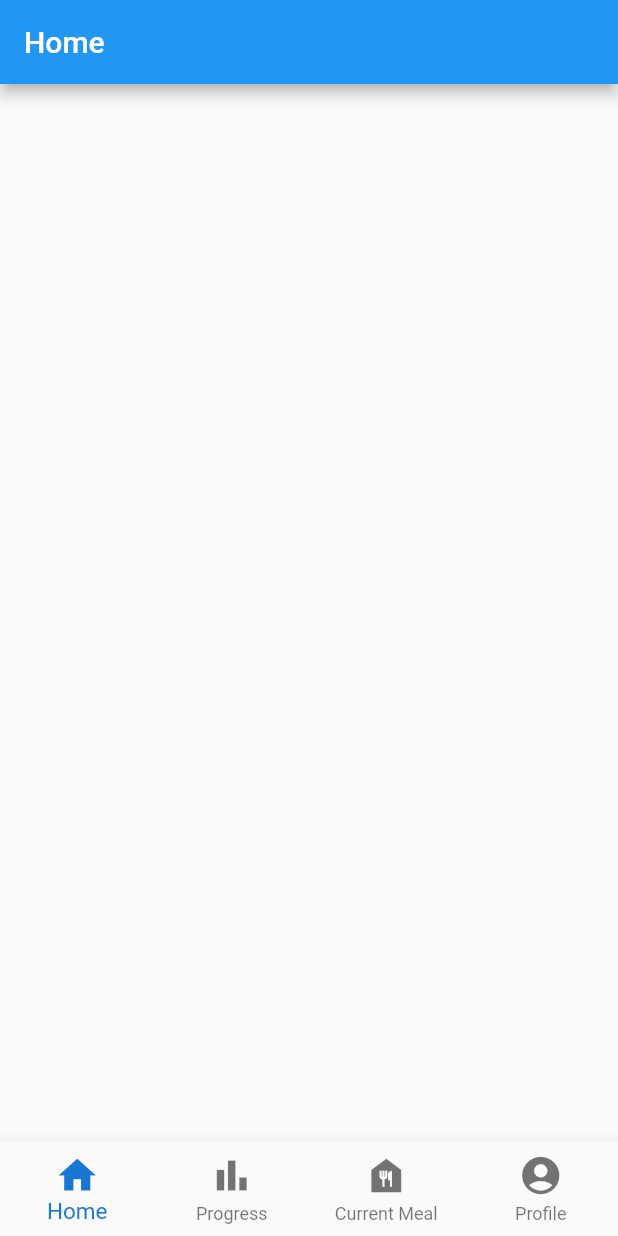
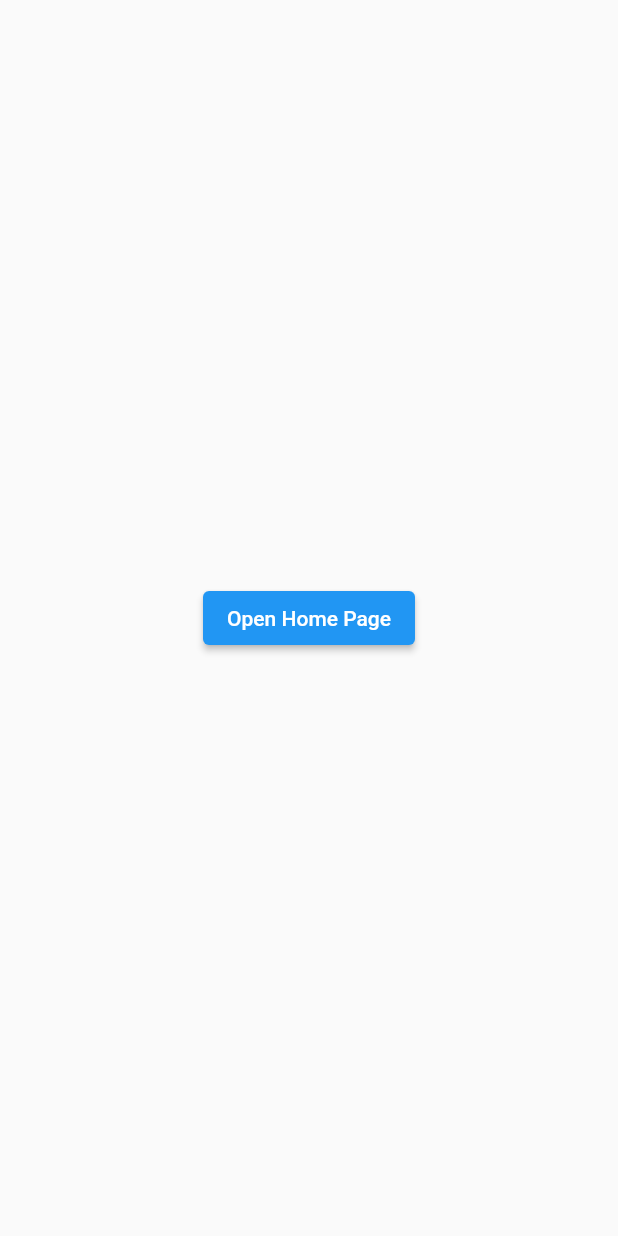
Before and after one commit to IndunilAravinda/IIT-SDGP---EatRight-FLutter-App, a Flutter app: the screen it shows after launch, on a phone screen of 412 x 824 dp. Run offline on Flutter 3.47's test engine with Material 2 defaults, Android fonts, the phone set to English and light mode, and no system bars.

Commit message:
Main bottombar attempt to move home page (failed)

```diff
--- a/lib/main.dart
+++ b/lib/main.dart
@@ -1,104 +1,29 @@
 import 'package:flutter/material.dart';
 import 'package:eatright/view/home.dart';
-import 'package:eatright/view/currentmeal.dart';
-import 'package:eatright/view/progress.dart';
-import 'package:eatright/view/userprofile.dart';
 
 void main() {
-  runApp(const MyApp());
+  runApp(const MaterialApp(
+    home: NavHomePage(),
+  ));
 }
 
-class MyApp extends StatelessWidget {
-  const MyApp({Key? key}) : super(key: key);
-
-  @override
-  Widget build(BuildContext context) {
-    return MaterialApp(
-      title: 'EatRight App',
-      theme: ThemeData(
-        primarySwatch: Colors.blue,
-      ),
-      home: const MyHomePage(title: 'EatRight'),
-    );
-  }
-}
-
-class MyHomePage extends StatefulWidget {
-  const MyHomePage({Key? key, required this.title}) : super(key: key);
-
-  final String title;
-
-  @override
-  State<MyHomePage> createState() => _MyHomePageState();
-}
-
-class _MyHomePageState extends State<MyHomePage> {
-  int _counter = 0;
-
-  // adding the current page index for the bottom nav bar
-  int _currentIndex = 0;
-
-  void _incrementCounter() {
-    setState(() {
-      _counter++;
-    });
-  }
-
-  // list of interfaces for the bottom nav bar
-  List _screens = [
-    HomePage(),
-    ProgressPage(),
-    CurrentMealPage(),
-    UserProfile()
-  ];
-
-  void _updateIndex(int value) {
-    setState(() {
-      _currentIndex = value;
-    });
-  }
-
-// bottombar widget
+class NavHomePage extends StatelessWidget {
+  const NavHomePage({Key? key}) : super(key: key);
 
   @override
   Widget build(BuildContext context) {
     return Scaffold(
-      body: _screens[_currentIndex],
-      bottomNavigationBar: BottomNavigationBar(
-        //bottom bar features
-
-        type: BottomNavigationBarType.fixed,
-        currentIndex: _currentIndex,
-        onTap: _updateIndex,
-        selectedItemColor: Colors.blue[700],
-        selectedFontSize: 15,
-        unselectedFontSize: 12,
-        iconSize: 30,
-
-        // bottom bar nav items
-
-        items: [
-          BottomNavigationBarItem(
-            // 0th index of the _screen list is home page function
-            label: "Home",
-            icon: Icon(Icons.home),
-          ),
-          BottomNavigationBarItem(
-            // 1st index of the _screen list is Progress Page
-            label: "Progress",
-            icon: Icon(Icons.bar_chart),
-          ),
-          BottomNavigationBarItem(
-            label: "Current Meal",
-            icon: Icon(Icons.food_bank),
-          ),
-          BottomNavigationBarItem(
-            label: "Profile",
-            icon: Icon(Icons.account_circle),
-          ),
-        ],
+      body: Center(
+        child: ElevatedButton(
+          child: const Text('Open Home Page'),
+          onPressed: () {
+            Navigator.push(
+              context,
+              MaterialPageRoute(builder: (context) => HomePage()),
+            );
+          },
+        ),
       ),
     );
   }
-  // bottom bar widget end
 }
```
Also changed, not shown: lib/view/home.dart (+90 -2 lines).
